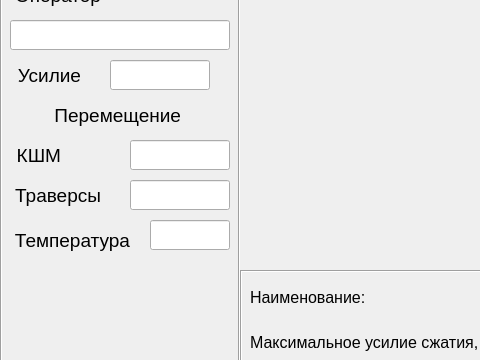
This is ui/mainui.ui in Skorikof/SPG-023MK as Qt 5 draws it before an edit; both pictures show x 0 to 480 and y 320 to 680 of the 1260 by 930 pixel window. The edited form follows.
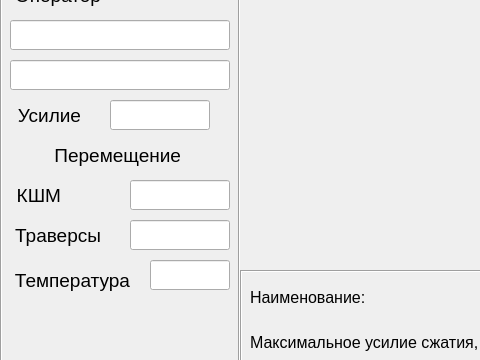
This is the edited form. Custom widgets are drawn as their Qt base class.

What changed in the file:
```diff
--- a/ui/mainui.ui
+++ b/ui/mainui.ui
@@ -352,7 +352,7 @@
         <property name="geometry">
          <rect>
           <x>10</x>
-          <y>330</y>
+          <y>370</y>
           <width>71</width>
           <height>30</height>
          </rect>
@@ -374,7 +374,7 @@
         <property name="geometry">
          <rect>
           <x>50</x>
-          <y>370</y>
+          <y>410</y>
           <width>131</width>
           <height>30</height>
          </rect>
@@ -396,7 +396,7 @@
         <property name="geometry">
          <rect>
           <x>10</x>
-          <y>410</y>
+          <y>450</y>
           <width>51</width>
           <height>30</height>
          </rect>
@@ -418,7 +418,7 @@
         <property name="geometry">
          <rect>
           <x>10</x>
-          <y>450</y>
+          <y>490</y>
           <width>91</width>
           <height>30</height>
          </rect>
@@ -440,7 +440,7 @@
         <property name="geometry">
          <rect>
           <x>10</x>
-          <y>490</y>
+          <y>530</y>
           <width>120</width>
           <height>40</height>
          </rect>
@@ -499,7 +499,7 @@
         <property name="geometry">
          <rect>
           <x>110</x>
-          <y>330</y>
+          <y>370</y>
           <width>100</width>
           <height>30</height>
          </rect>
@@ -536,7 +536,7 @@
         <property name="geometry">
          <rect>
           <x>130</x>
-          <y>410</y>
+          <y>450</y>
           <width>100</width>
           <height>30</height>
          </rect>
@@ -573,7 +573,7 @@
         <property name="geometry">
          <rect>
           <x>130</x>
-          <y>450</y>
+          <y>490</y>
           <width>100</width>
           <height>30</height>
          </rect>
@@ -610,7 +610,7 @@
         <property name="geometry">
          <rect>
           <x>150</x>
-          <y>490</y>
+          <y>530</y>
           <width>80</width>
           <height>30</height>
          </rect>
@@ -643,6 +643,43 @@
          <bool>true</bool>
         </property>
        </widget>
+       <widget class="QLineEdit" name="operator_rank_le">
+        <property name="geometry">
+         <rect>
+          <x>10</x>
+          <y>330</y>
+          <width>220</width>
+          <height>30</height>
+         </rect>
+        </property>
+        <property name="minimumSize">
+         <size>
+          <width>220</width>
+          <height>30</height>
+         </size>
+        </property>
+        <property name="maximumSize">
+         <size>
+          <width>220</width>
+          <height>30</height>
+         </size>
+        </property>
+        <property name="font">
+         <font>
+          <family>Arial</family>
+          <pointsize>14</pointsize>
+         </font>
+        </property>
+        <property name="text">
+         <string/>
+        </property>
+        <property name="alignment">
+         <set>Qt::AlignCenter</set>
+        </property>
+        <property name="readOnly">
+         <bool>true</bool>
+        </property>
+       </widget>
       </widget>
       <widget class="QFrame" name="main_stack_frame">
        <property name="geometry">
```
Left out of the diff: 2 changed lines with no effect on the pictures.
